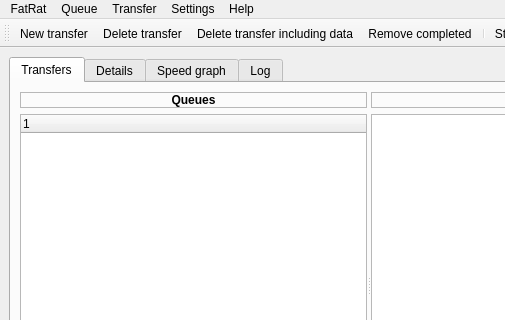
First picture: the form in MainWindow.ui, repository LubosD/fatrat, before the edit; both pictures show x 0 to 505 and y 0 to 320 of the 737 by 520 pixel window.
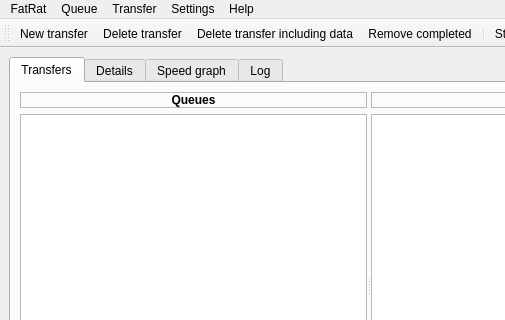
Second picture: the form after the edit. Icons and pictures are not drawn. Custom widgets are drawn as their Qt base class.

The edit to the form file:
```diff
--- a/MainWindow.ui
+++ b/MainWindow.ui
@@ -66,7 +66,7 @@
            <property name="orientation" >
             <enum>Qt::Vertical</enum>
            </property>
-           <widget class="QWidget" name="" >
+           <widget class="QWidget" name="layoutWidget" >
             <layout class="QVBoxLayout" name="verticalLayout" >
              <item>
               <widget class="QLabel" name="label" >
@@ -107,11 +107,9 @@
                <property name="itemsExpandable" >
                 <bool>false</bool>
                </property>
-               <column>
-                <property name="text" >
-                 <string>1</string>
-                </property>
-               </column>
+               <property name="columnCount" >
+                <number>0</number>
+               </property>
               </widget>
              </item>
             </layout>
@@ -357,7 +355,15 @@
         </item>
        </layout>
       </widget>
-      <widget class="QWidget" name="" >
+      <widget class="QWidget" name="widget" >
+       <property name="geometry" >
+        <rect>
+         <x>0</x>
+         <y>0</y>
+         <width>715</width>
+         <height>389</height>
+        </rect>
+       </property>
        <attribute name="title" >
         <string>Speed graph</string>
        </attribute>
```
Left out of the diff: 6 changed lines with no effect on the pictures.
